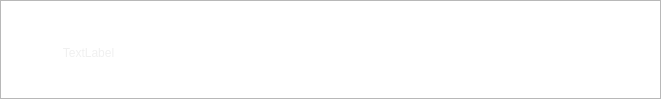
Old version of the form ui/widget.ui in the repository Crucialmer/SwitchTask.
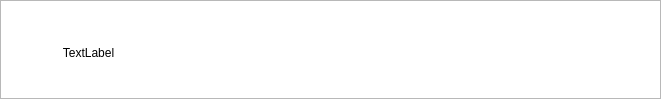
New version of the form.

Diff of the .ui file:
```diff
--- a/ui/widget.ui
+++ b/ui/widget.ui
@@ -39,7 +39,7 @@
     </rect>
    </property>
    <property name="styleSheet">
-    <string notr="true">color: rgb(240, 240, 240);</string>
+    <string notr="true"/>
    </property>
    <property name="text">
     <string>TextLabel</string>
```
